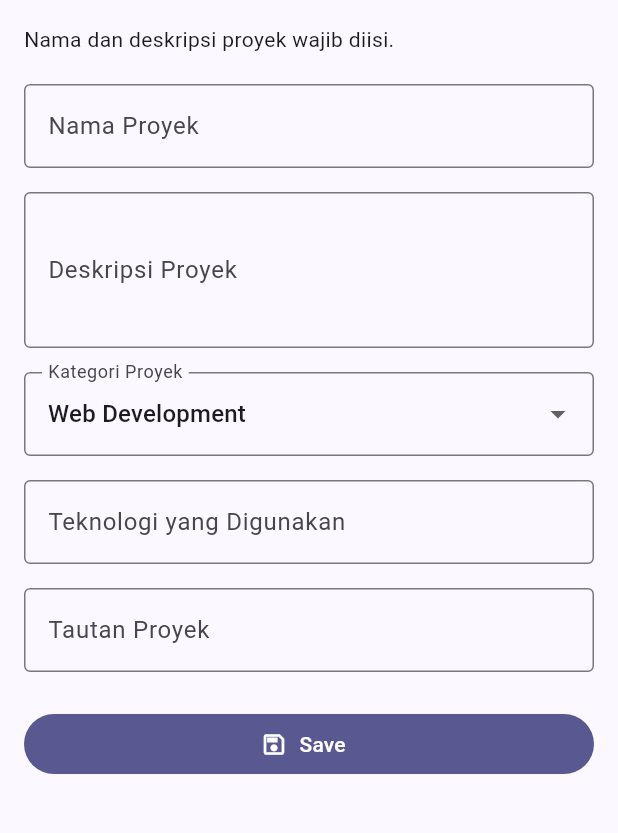
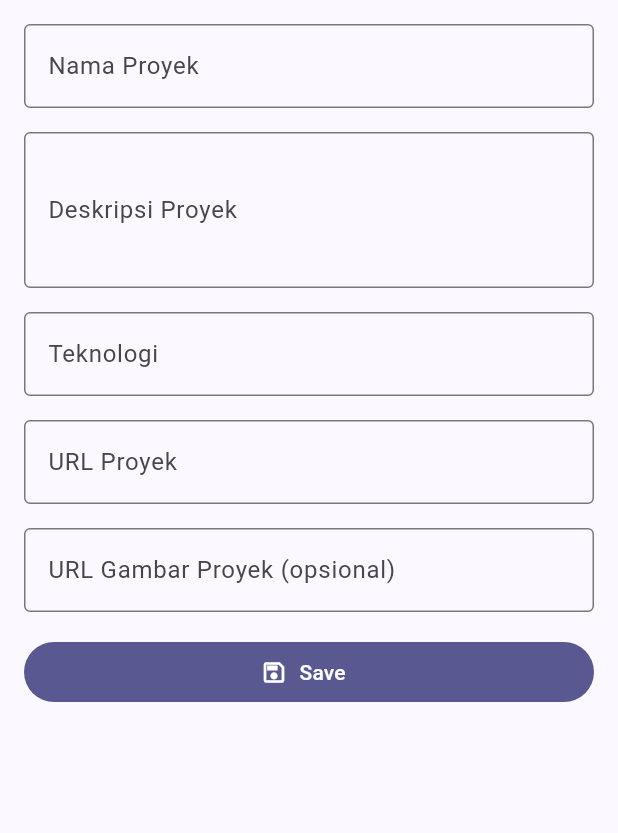
Before and after one commit to McKenzy65/myportofolio_mobile-, a Flutter app: the ProjectFormPage screen opened directly, on a phone screen of 412 x 824 dp, the part 84-917 px from its top. Run offline on Flutter 3.47's test engine with Material 3 defaults, Android fonts, the phone set to English and light mode, and no system bars; our stand-ins replace material_ui; generated files the repository leaves out were written again.

Commit message:
feat(auth): lindungi formulir proyek dan simpan melalui Django

```diff
--- a/lib/main.dart
+++ b/lib/main.dart
@@ -53,7 +53,7 @@ class _MyAppState extends State<MyApp> {
       themeMode: _mode,
       home: MyHomePage(onToggleTheme: _toggleTheme),
       routes: {
-        ProjectFormPage.routeName: (_) => const ProjectFormPage(),
+        ProjectFormPage.routeName: (_) => const ProjectFormEntry(),
         ProjectListScreen.routeName: (_) => const ProjectListScreen(),
         CertificationFormPage.routeName: (_) => const CertificationFormPage(),
       },
--- a/lib/screens/project_form.dart
+++ b/lib/screens/project_form.dart
@@ -1,10 +1,32 @@
 import 'package:material_ui/material_ui.dart';
+import 'package:myportofolio_mobile/models/project.dart';
+import 'package:myportofolio_mobile/screens/login_screen.dart';
+import 'package:myportofolio_mobile/services/api_client.dart';
+import 'package:myportofolio_mobile/services/auth_state.dart';
 import 'package:myportofolio_mobile/utils/form_validators.dart';
+import 'package:myportofolio_mobile/widgets/auth_guard.dart';
 import 'package:myportofolio_mobile/widgets/left_drawer.dart';
+import 'package:provider/provider.dart';
+
+/// Handles a direct link to /project as well as named drawer navigation.
+class ProjectFormEntry extends StatefulWidget {
+  const ProjectFormEntry({super.key});
+
+  @override
+  State<ProjectFormEntry> createState() => _ProjectFormEntryState();
+}
+
+class _ProjectFormEntryState extends State<ProjectFormEntry> {
+  late final bool _alreadyAuthenticated = context.read<AuthState>().isLoggedIn;
+  bool _loggedInHere = false;
+  @override
+  Widget build(BuildContext context) => _alreadyAuthenticated || _loggedInHere
+      ? const ProjectFormPage()
+      : LoginScreen(onLoggedIn: () => setState(() => _loggedInHere = true));
+}
 
 class ProjectFormPage extends StatefulWidget {
   const ProjectFormPage({super.key});
-
   static const routeName = '/project';
 
   @override
@@ -17,15 +39,8 @@ class _ProjectFormPageState extends State<ProjectFormPage> {
   final _description = TextEditingController();
   final _technologies = TextEditingController();
   final _link = TextEditingController();
-  String _category = 'Web Development';
-
-  static const _categories = [
-    'Web Development',
-    'Mobile Development',
-    'Machine Learning',
-    'Data Science',
-    'Other',
-  ];
+  final _image = TextEditingController();
+  bool _submitting = false;
 
   @override
   void dispose() {
@@ -33,35 +48,92 @@ class _ProjectFormPageState extends State<ProjectFormPage> {
     _description.dispose();
     _technologies.dispose();
     _link.dispose();
+    _image.dispose();
     super.dispose();
   }
 
   Future<void> _submit() async {
-    if (!_formKey.currentState!.validate()) return;
+    if (_submitting || !_formKey.currentState!.validate()) return;
+    final auth = context.read<AuthState>();
+    final api = context.read<ApiClient>();
     FocusScope.of(context).unfocus();
-    final values = {
-      'Nama Proyek': _name.text.trim(),
-      'Deskripsi': _description.text.trim(),
-      'Kategori': _category,
-      'Teknologi': _technologies.text.trim(),
-      'Tautan': _link.text.trim(),
-    };
-    final reset = await showDialog<bool>(
+    setState(() => _submitting = true);
+    try {
+      if (!await ensureLoggedIn(context) || !mounted) return;
+      final token = auth.token;
+      if (token == null) return;
+      final created = await api.createProject(
+        Project(
+          title: _name.text.trim(),
+          description: _description.text.trim(),
+          techStack: _technologies.text.trim(),
+          projectUrl: _link.text.trim(),
+          projectImageUrl: _image.text.trim(),
+        ),
+        token: token,
+      );
+      if (!mounted || ModalRoute.of(context)?.isCurrent != true) return;
+      final reset = await _confirm(created);
+      if (mounted && reset == true) {
+        _formKey.currentState!.reset();
+        for (final field in [
+          _name,
+          _description,
+          _technologies,
+          _link,
+          _image,
+        ]) {
+          field.clear();
+        }
+      }
+    } on ApiException catch (error) {
+      if (!mounted || ModalRoute.of(context)?.isCurrent != true) return;
+      if (error.statusCode == 401) {
+        try {
+          await auth.logout();
+        } catch (_) {
+          // AuthState juga menghapus token lokal ketika server menolak token lama.
+        }
+        if (!mounted || ModalRoute.of(context)?.isCurrent != true) return;
+        _message('Sesi berakhir. Silakan login kembali.');
+        if (await ensureLoggedIn(context) && mounted) {
+          _message('Sesi aktif kembali. Tekan Save untuk mengirim proyek.');
+        }
+      } else {
+        _message('${error.message} (HTTP ${error.statusCode})');
+      }
+    } catch (_) {
+      if (mounted) {
+        _message(
+          'Proyek belum dapat disimpan. Periksa koneksimu dan coba lagi.',
+        );
+      }
+    } finally {
+      if (mounted) setState(() => _submitting = false);
+    }
+  }
+
+  void _message(String text) => ScaffoldMessenger.of(context)
+    ..removeCurrentSnackBar()
+    ..showSnackBar(SnackBar(content: Text(text)));
+
+  Future<bool?> _confirm(Project project) => showDialog<bool>(
     context: context,
     builder: (dialogContext) => AlertDialog(
       title: const Text('Proyek berhasil ditambahkan!'),
       scrollable: true,
       content: Column(
+        crossAxisAlignment: CrossAxisAlignment.start,
         mainAxisSize: MainAxisSize.min,
-          crossAxisAlignment: CrossAxisAlignment.start,
-          children: values.entries.map((entry) {
-            return Padding(
-              padding: const EdgeInsets.only(bottom: 12),
-              child: Text(
-                '${entry.key}: ${entry.value.isEmpty ? "-" : entry.value}',
+        children: [
+          Text('Nama Proyek: ${project.title}'),
+          Text('Deskripsi: ${project.description}'),
+          Text('Teknologi: ${project.techStack}'),
+          Text('URL Proyek: ${project.projectUrl}'),
+          Text(
+            'URL Gambar: ${project.projectImageUrl.isEmpty ? '-' : project.projectImageUrl}',
           ),
-            );
-          }).toList(),
+        ],
       ),
       actions: [
         TextButton(
@@ -71,22 +143,15 @@ class _ProjectFormPageState extends State<ProjectFormPage> {
       ],
     ),
   );
-    if (reset == true && mounted) {
-      _formKey.currentState!.reset();
-      for (final controller in [_name, _description, _technologies, _link]) {
-        controller.clear();
-      }
-      setState(() => _category = _categories.first);
-    }
-  }
 
   @override
   Widget build(BuildContext context) {
+    final colors = Theme.of(context).colorScheme;
     return Scaffold(
       drawer: const LeftDrawer(),
       appBar: AppBar(
-        backgroundColor: Theme.of(context).colorScheme.primary,
-        foregroundColor: Theme.of(context).colorScheme.onPrimary,
+        backgroundColor: colors.primary,
+        foregroundColor: colors.onPrimary,
         title: const Text('Add Project Form', overflow: TextOverflow.ellipsis),
       ),
       body: SafeArea(
@@ -100,95 +165,53 @@ class _ProjectFormPageState extends State<ProjectFormPage> {
                 child: Column(
                   crossAxisAlignment: CrossAxisAlignment.stretch,
                   children: [
-                    const Text('Nama dan deskripsi proyek wajib diisi.'),
-                    const SizedBox(height: 20),
-                    TextFormField(
-                      key: const Key('project-name'),
-                      controller: _name,
-                      decoration: const InputDecoration(
-                        border: OutlineInputBorder(),
-                        errorMaxLines: 3,
-                        labelText: 'Nama Proyek',
-                      ),
-                      textInputAction: TextInputAction.next,
-                      validator: (value) =>
-                          FormValidators.requiredText(value, 'Nama proyek'),
-                    ),
-                    const SizedBox(height: 16),
-                    TextFormField(
-                      key: const Key('project-description'),
-                      controller: _description,
-                      decoration: const InputDecoration(
-                        border: OutlineInputBorder(),
-                        errorMaxLines: 3,
-                        labelText: 'Deskripsi Proyek',
-                      ),
-                      minLines: 3,
-                      maxLines: 5,
-                      keyboardType: TextInputType.multiline,
-                      validator: (value) => FormValidators.requiredText(
-                        value,
-                        'Deskripsi proyek',
+                    _field(
+                      'project-name',
+                      'Nama Proyek',
+                      _name,
+                      validator: (v) => FormValidators.requiredText(
+                        v,
+                        'Nama proyek',
+                        maxLength: 255,
                       ),
                     ),
-                    const SizedBox(height: 16),
-                    DropdownButtonFormField<String>(
-                      key: const Key('project-category'),
-                      initialValue: _categories.first,
-                      isExpanded: true,
-                      decoration: const InputDecoration(
-                        border: OutlineInputBorder(),
-                        errorMaxLines: 3,
-                        labelText: 'Kategori Proyek',
+                    _field(
+                      'project-description',
+                      'Deskripsi Proyek',
+                      _description,
+                      multiline: true,
+                      validator: (v) =>
+                          FormValidators.requiredText(v, 'Deskripsi proyek'),
                     ),
-                      items: _categories
-                          .map(
-                            (category) => DropdownMenuItem(
-                              value: category,
-                              child: Text(
-                                category,
-                                overflow: TextOverflow.ellipsis,
+                    _field(
+                      'project-technologies',
+                      'Teknologi',
+                      _technologies,
+                      validator: (v) => FormValidators.requiredText(
+                        v,
+                        'Teknologi',
+                        maxLength: 255,
                       ),
                     ),
-                          )
-                          .toList(),
-                      onChanged: (value) => setState(
-                        () => _category = value ?? _categories.first,
+                    _field(
+                      'project-link',
+                      'URL Proyek',
+                      _link,
+                      isUrl: true,
+                      validator: FormValidators.projectUrl,
                     ),
-                      validator: (value) => _categories.contains(value)
-                          ? null
-                          : 'Pilih kategori proyek.',
+                    _field(
+                      'project-image',
+                      'URL Gambar Proyek (opsional)',
+                      _image,
+                      isUrl: true,
+                      validator: (v) =>
+                          FormValidators.projectUrl(v, optional: true),
                     ),
-                    const SizedBox(height: 16),
-                    TextFormField(
-                      key: const Key('project-technologies'),
-                      controller: _technologies,
-                      decoration: const InputDecoration(
-                        border: OutlineInputBorder(),
-                        errorMaxLines: 3,
-                        labelText: 'Teknologi yang Digunakan',
-                        hintText: 'Contoh: Flutter, Django, Figma',
-                      ),
-                      textInputAction: TextInputAction.next,
-                    ),
-                    const SizedBox(height: 16),
-                    TextFormField(
-                      key: const Key('project-link'),
-                      controller: _link,
-                      decoration: const InputDecoration(
-                        border: OutlineInputBorder(),
-                        errorMaxLines: 3,
-                        labelText: 'Tautan Proyek',
-                        hintText: 'URL Proyek (opsional)',
-                      ),
-                      keyboardType: TextInputType.url,
-                      textInputAction: TextInputAction.done,
-                    ),
-                    const SizedBox(height: 24),
                     FilledButton.icon(
-                      onPressed: _submit,
+                      onPressed: _submitting ? null : _submit,
                       icon: const Icon(Icons.save_outlined),
-                      label: const Text('Save'),
+                      label: Text(_submitting ? 'Menyimpan…' : 'Save'),
                     ),
                   ],
                 ),
@@ -199,4 +222,36 @@ class _ProjectFormPageState extends State<ProjectFormPage> {
       ),
     );
   }
+
+  Widget _field(
+    String key,
+    String label,
+    TextEditingController controller, {
+    required FormFieldValidator<String> validator,
+    bool multiline = false,
+    bool isUrl = false,
+  }) => Padding(
+    padding: const EdgeInsets.only(bottom: 16),
+    child: TextFormField(
+      key: ValueKey(key),
+      controller: controller,
+      readOnly: _submitting,
+      decoration: InputDecoration(
+        labelText: label,
+        border: const OutlineInputBorder(),
+        errorMaxLines: 3,
+      ),
+      minLines: multiline ? 3 : 1,
+      maxLines: multiline ? 5 : 1,
+      keyboardType: multiline
+          ? TextInputType.multiline
+          : isUrl
+          ? TextInputType.url
+          : TextInputType.text,
+      textInputAction: multiline
+          ? TextInputAction.newline
+          : TextInputAction.next,
+      validator: validator,
+    ),
+  );
 }
```
Also changed, not shown: lib/models/item_homepage.dart (+10 -1 lines), lib/screens/login_screen.dart (added, +125 -0 lines), lib/screens/menu.dart (+7 -1 lines), lib/utils/form_validators.dart (+15 -0 lines), lib/widgets/auth_guard.dart (added, +35 -0 lines), lib/widgets/left_drawer.dart (+36 -0 lines), lib/widgets/project_card.dart (+13 -1 lines), 11 other files. Lines whose indentation alone changed are shown as unchanged.
